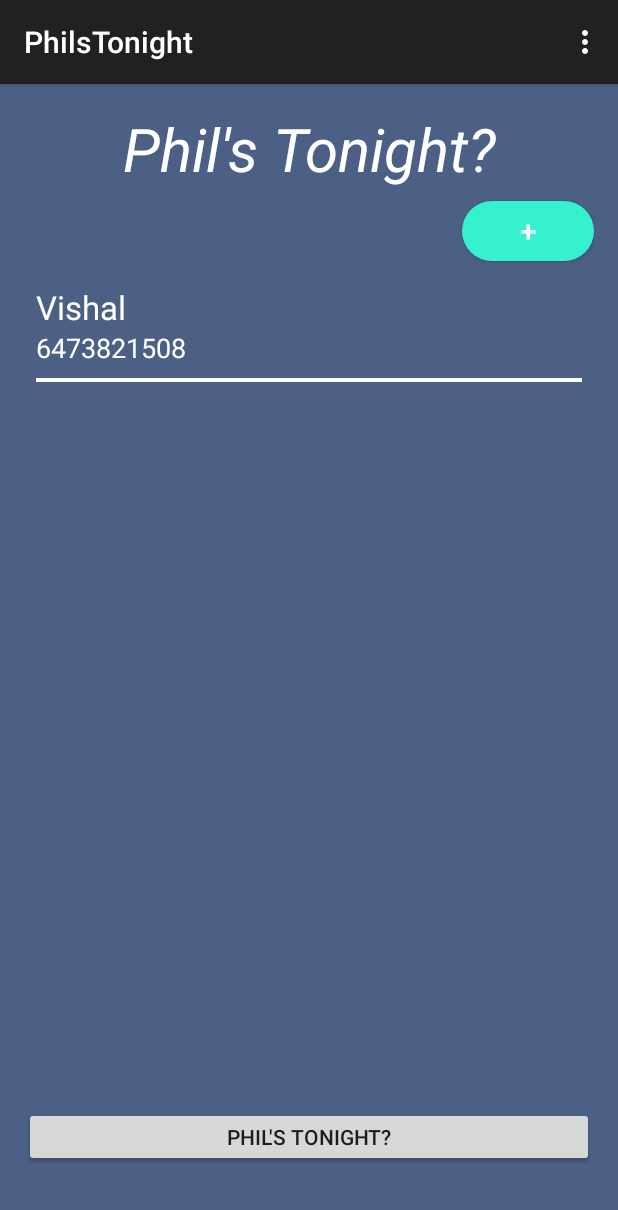
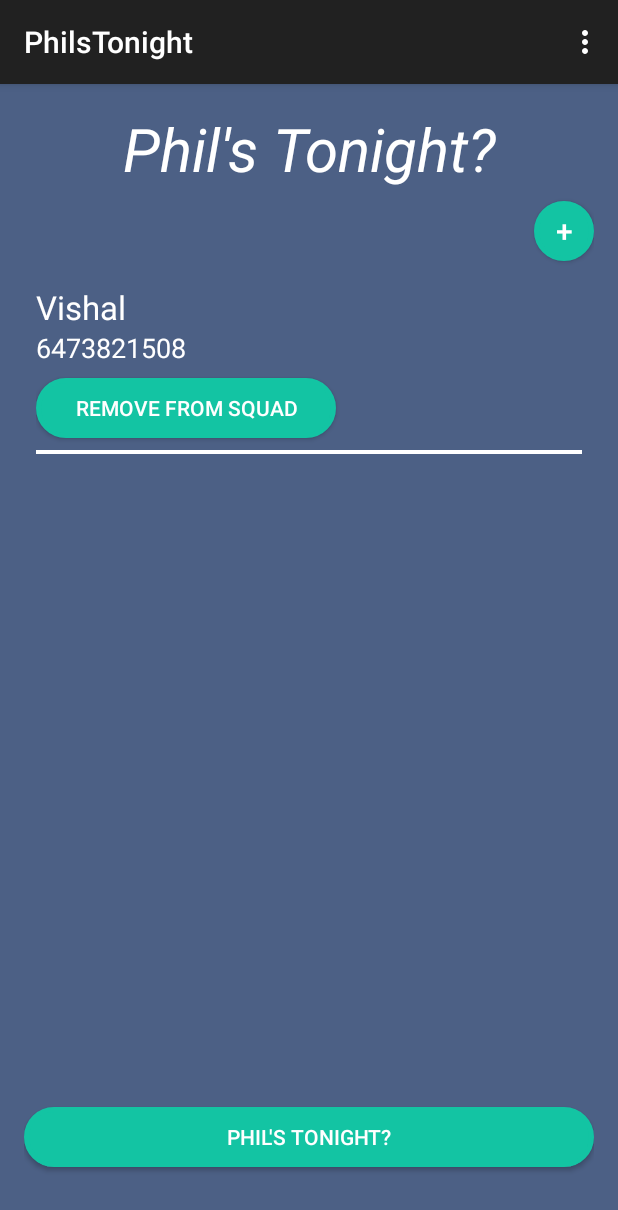
Before and after one commit to vishalkuo/philsTonight, an Android app: the screen it shows after launch (MainActivity), on a phone screen of 412 x 824 dp. Shown: the top 1210 px of the screen. Run offline under Robolectric (Android 15) with nearby library versions, the phone set to English and light mode, and no system bars.

Commit message:
Phil's Tonight?

```diff
--- a/PhilsTonight/app/src/main/java/com/philstonight/MainActivity.java
+++ b/PhilsTonight/app/src/main/java/com/philstonight/MainActivity.java
@@ -12,6 +12,7 @@ import android.provider.ContactsContract;
 import android.support.v7.app.AppCompatActivity;
 import android.os.Bundle;
 import android.telephony.SmsManager;
+import android.util.Log;
 import android.view.Menu;
 import android.view.MenuItem;
 import android.view.View;
@@ -59,7 +60,7 @@ public class MainActivity extends AppCompatActivity {
 
 
 
-        squadAdapter = new SquadAdapter(squadList);
+        squadAdapter = new SquadAdapter(squadList, c);
         squadListView.setAdapter(squadAdapter);
 
         squadListView.setOnItemClickListener(new AdapterView.OnItemClickListener() {
@@ -118,15 +119,28 @@ public class MainActivity extends AppCompatActivity {
         if (requestCode == REQUEST_SELECT_CONTACT && resultCode == RESULT_OK) {
             Uri contactUri = data.getData();
             String contactName;
-            boolean hasPhoneNum;
-            String phoneNumber;
+            String contactId;
+            int hasPhoneNum;
+            String phoneNumber = "";
             Cursor cursor = getContentResolver().query(contactUri, null, null, null, null);
 
             if (cursor.moveToFirst()) {
                 contactName = cursor.getString(cursor.getColumnIndex(ContactsContract.Contacts.DISPLAY_NAME));
-                hasPhoneNum = Boolean.valueOf(cursor.getString(cursor.getColumnIndex(ContactsContract.Contacts.HAS_PHONE_NUMBER)));
-                if (hasPhoneNum) {
-                    phoneNumber = cursor.getString(cursor.getColumnIndex(ContactsContract.CommonDataKinds.Phone.NUMBER));
+                contactId = cursor.getString(cursor.getColumnIndex(ContactsContract.Contacts._ID));
+                hasPhoneNum = Integer.valueOf(cursor.getString(cursor.getColumnIndex(ContactsContract.Contacts.HAS_PHONE_NUMBER)));
+                if (hasPhoneNum != 0) {
+                    Cursor pCur = getContentResolver().query(ContactsContract.CommonDataKinds.Phone.CONTENT_URI,
+                            null,
+                            ContactsContract.CommonDataKinds.Phone.CONTACT_ID + " = ?", new String[]{contactId}, null);
+
+                    while (pCur.moveToNext())
+                    {
+                        String phone = pCur.getString(pCur.getColumnIndex(ContactsContract.CommonDataKinds.Phone.NUMBER));
+                        phoneNumber = phone;
+                    }
+
+                    pCur.close();
+
                     SquadMember squadMember = new SquadMember(contactName, phoneNumber);
                     squadList.add(squadMember);
                     squadAdapter.appendToSquad(squadMember);
--- a/PhilsTonight/app/src/main/java/com/philstonight/Util/SharedPrefsUtils.java
+++ b/PhilsTonight/app/src/main/java/com/philstonight/Util/SharedPrefsUtils.java
@@ -26,4 +26,10 @@ public class SharedPrefsUtils {
             squadList.add(new SquadMember(entry.getKey(), entry.getValue().toString()));
         }
     }
+
+    public static void deleteFromSharedPrefs(Context context, String name){
+        SharedPreferences.Editor editor = context.getSharedPreferences(Globals.PREFSNAME, Context.MODE_PRIVATE).edit();
+        editor.remove(name);
+        editor.commit();
+    }
 }
--- a/PhilsTonight/app/src/main/java/com/philstonight/ViewAdapters/SquadAdapter.java
+++ b/PhilsTonight/app/src/main/java/com/philstonight/ViewAdapters/SquadAdapter.java
@@ -1,13 +1,16 @@
 package com.philstonight.ViewAdapters;
 
+import android.content.Context;
 import android.view.LayoutInflater;
 import android.view.View;
 import android.view.ViewGroup;
 import android.widget.BaseAdapter;
+import android.widget.Button;
 import android.widget.TextView;
 
 import com.philstonight.Models.SquadMember;
 import com.philstonight.R;
+import com.philstonight.Util.SharedPrefsUtils;
 
 import java.util.ArrayList;
 
@@ -16,9 +19,11 @@ import java.util.ArrayList;
  */
 public class SquadAdapter extends BaseAdapter {
     private final ArrayList<SquadMember> squadList = new ArrayList<>();
+    private Context c;
 
-    public SquadAdapter(ArrayList<SquadMember> list) {
+    public SquadAdapter(ArrayList<SquadMember> list, Context context) {
         squadList.addAll(list);
+        c = context;
     }
 
     public void appendToSquad(SquadMember squadMember){
@@ -42,8 +47,9 @@ public class SquadAdapter extends BaseAdapter {
     }
 
     @Override
-    public View getView(int position, View convertView, ViewGroup parent) {
+    public View getView(final int position, View convertView, ViewGroup parent) {
         final View endView;
+        Button delete;
 
         if (convertView == null){
             endView = LayoutInflater.from(parent.getContext()).inflate(R.layout.squad_adapter_list, parent, false);
@@ -51,11 +57,22 @@ public class SquadAdapter extends BaseAdapter {
             endView = convertView;
         }
 
-        SquadMember item = getItem(position);
+        final SquadMember item = getItem(position);
 
         ((TextView)endView.findViewById(R.id.contact)).setText(item.getName());
         ((TextView)endView.findViewById(R.id.num)).setText(item.getNumber());
 
+        delete = (Button)endView.findViewById(R.id.deleteBtn);
+        delete.setOnClickListener(new View.OnClickListener() {
+            @Override
+            public void onClick(View view) {
+                SharedPrefsUtils.deleteFromSharedPrefs(c, squadList.get(position).getName());
+                squadList.remove(position);
+                notifyDataSetChanged();
+            }
+        });
+
+
         return endView;
     }
 }
--- /dev/null
+++ b/PhilsTonight/app/src/main/res/drawable/btn_normal.xml
@@ -0,0 +1,23 @@
+<?xml version="1.0" encoding="utf-8"?>
+<shape xmlns:android="http://schemas.android.com/apk/res/android" android:shape="rectangle" >
+    <corners
+        android:radius="100dp"
+        />
+    <solid
+        android:color="#13C4A3"
+        />
+    <padding
+        android:left="0dp"
+        android:top="0dp"
+        android:right="0dp"
+        android:bottom="0dp"
+        />
+    <size
+        android:width="270dp"
+        android:height="60dp"
+        />
+    <stroke
+        android:width="3dp"
+        android:color="#13C4A3"
+        />
+</shape>
--- /dev/null
+++ b/PhilsTonight/app/src/main/res/drawable/btn_press.xml
@@ -0,0 +1,23 @@
+<?xml version="1.0" encoding="utf-8"?>
+<shape xmlns:android="http://schemas.android.com/apk/res/android" android:shape="rectangle" >
+    <corners
+        android:radius="100dp"
+        />
+    <solid
+        android:color="#006cff"
+        />
+    <padding
+        android:left="0dp"
+        android:top="0dp"
+        android:right="0dp"
+        android:bottom="0dp"
+        />
+    <size
+        android:width="270dp"
+        android:height="60dp"
+        />
+    <stroke
+        android:width="3dp"
+        android:color="#006cff"
+        />
+</shape>
--- /dev/null
+++ b/PhilsTonight/app/src/main/res/drawable/btn_selector.xml
@@ -0,0 +1,24 @@
+<?xml version="1.0" encoding="utf-8"?>
+
+<selector xmlns:android="http://schemas.android.com/apk/res/android">
+    <item android:state_window_focused="false" android:state_enabled="true"
+        android:drawable="@drawable/btn_normal" />
+
+
+    <item  android:state_enabled="false"
+        android:drawable="@drawable/btn_normal" />
+
+
+    <item android:state_pressed="true"
+        android:drawable="@drawable/btn_press" />
+
+
+    <item android:state_focused="true"
+        android:drawable="@drawable/btn_press" />
+
+
+    <item android:state_enabled="true"
+        android:drawable="@drawable/btn_normal" />
+
+
+</selector>
--- a/PhilsTonight/app/src/main/res/layout/activity_main.xml
+++ b/PhilsTonight/app/src/main/res/layout/activity_main.xml
@@ -24,7 +24,8 @@
         android:layout_alignParentBottom="true"
         android:layout_marginBottom="30dp"
         android:layout_height="40dp"
-
+        android:textColor="#FFF"
+        android:background="@drawable/btn_selector"
         android:text="@string/phils">
     </Button>
     <Button
@@ -32,10 +33,10 @@
         android:layout_marginBottom="8dp"
         android:layout_below="@id/title"
         android:id = "@+id/contact_button"
-        android:layout_width="wrap_content"
+        android:layout_width="40dp"
         android:layout_height="40dp"
         android:layout_alignParentEnd="true"
-        android:background="@drawable/circle_button"
+        android:background="@drawable/btn_selector"
         android:textColor="#FFF"
         android:textSize="20dp"
         android:text="+"/>
@@ -47,6 +48,7 @@
         android:paddingRight="8dp"
         android:divider="#FFFFFF"
         android:dividerHeight="4px"
+        android:layout_above="@id/philsButton"
         android:layout_height="fill_parent">
 
     </ListView>
--- a/PhilsTonight/app/src/main/res/layout/squad_adapter_list.xml
+++ b/PhilsTonight/app/src/main/res/layout/squad_adapter_list.xml
@@ -15,6 +15,15 @@
         android:layout_height="wrap_content"
         android:textSize="18dp"
         android:textColor="#FFF"
-        android:layout_marginBottom="8dp"/>
+        />
+    <Button
+        android:id = "@+id/deleteBtn"
+        android:layout_width="200dp"
+        android:layout_height="40dp"
+        android:layout_marginTop="8dp"
+        android:textColor="#FFF"
+        android:text="Remove from Squad"
+        android:layout_marginBottom="8dp"
+        android:background="@drawable/btn_selector"/>
 
 </LinearLayout>
```
